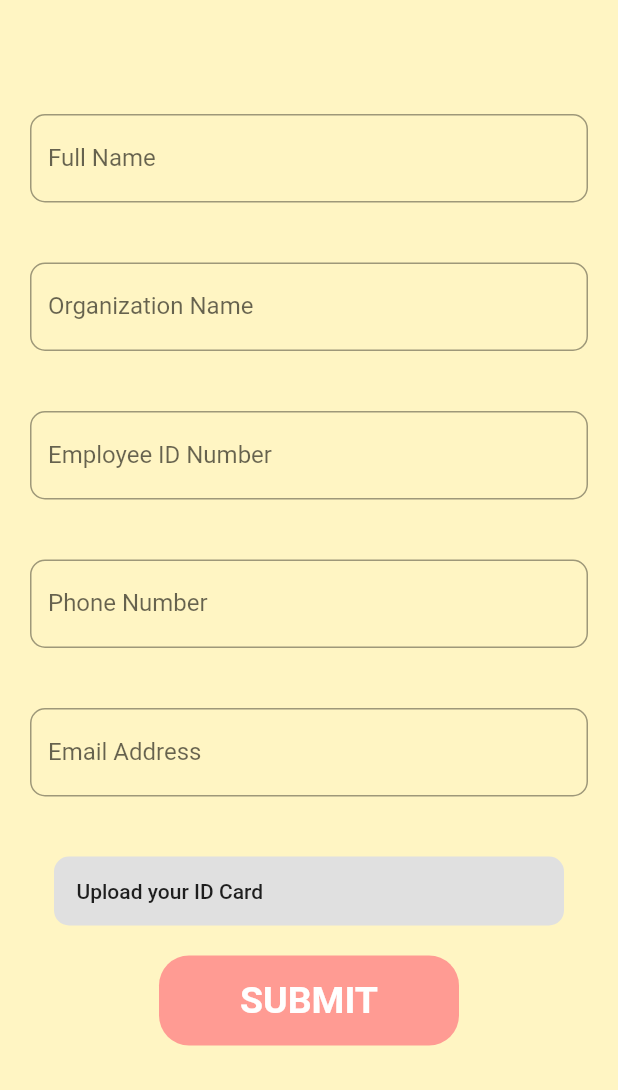
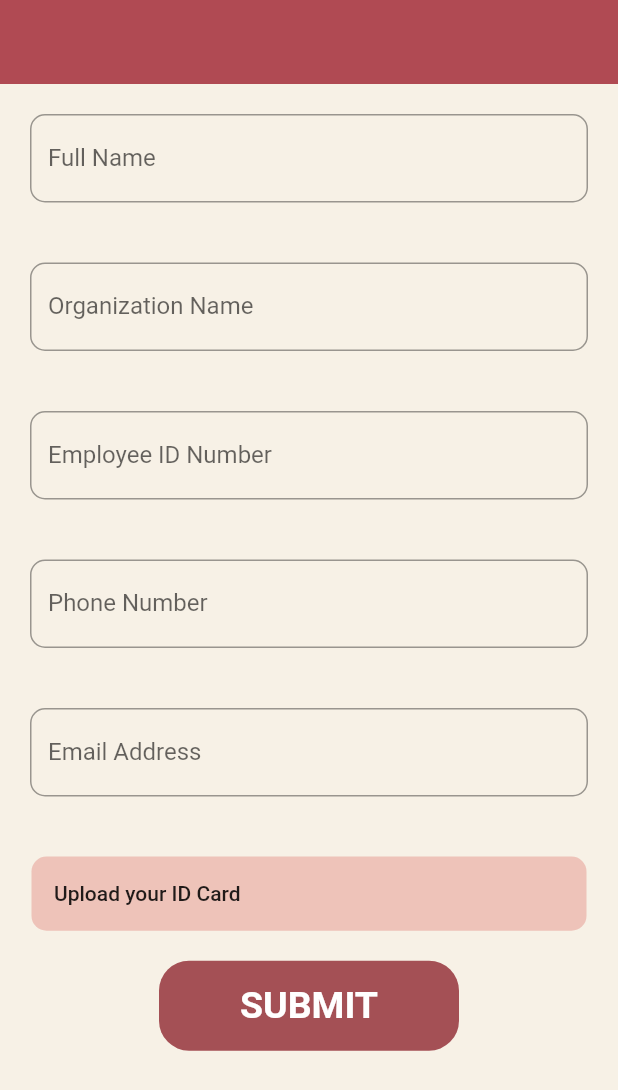
Before and after one commit to saiankit/officeCafeteria, a Flutter app: the screen it shows after launch, on a phone screen of 412 x 824 dp. Shown: the top 1090 px of the screen. Run offline on Flutter 3.47's test engine with Material 2 defaults, Android fonts, the phone set to English and light mode, and no system bars; our stand-ins replace flutter_svg, image_picker, overlay_support; missing offline and left inert: blobs.

Commit message:
add homeScreen and updated previewScreen

```diff
--- a/lib/screens/registerUser.dart
+++ b/lib/screens/registerUser.dart
@@ -1,10 +1,9 @@
 import 'dart:io';
-
 import 'package:flutter/material.dart';
 import 'package:image_picker/image_picker.dart';
 import 'package:officecafeteria/screens/previewScreen.dart';
-import 'package:officecafeteria/services/users/postUser.dart';
 import 'package:officecafeteria/utilities/colors.dart';
+import 'package:overlay_support/overlay_support.dart';
 
 class RegisterUser extends StatefulWidget {
   @override
@@ -12,11 +11,7 @@ class RegisterUser extends StatefulWidget {
 }
 
 class _RegisterUserState extends State<RegisterUser> {
-  TextEditingController nameController = TextEditingController();
-  TextEditingController organisationNameController = TextEditingController();
-  TextEditingController employeeIDController = TextEditingController();
-  TextEditingController mobileNumberController = TextEditingController();
-  TextEditingController emailNumberController = TextEditingController();
+  final snackBar = SnackBar(content: Text('All fields are compulsory'));
   File _image;
   final picker = ImagePicker();
   String name;
@@ -26,16 +21,15 @@ class _RegisterUserState extends State<RegisterUser> {
   String email;
   @override
   Widget build(BuildContext context) {
-    return MaterialApp(
-      debugShowCheckedModeBanner: false,
-      home: Scaffold(
+    return Scaffold(
+      backgroundColor: AppColors.homeScreenColor,
       appBar: AppBar(
-          backgroundColor: AppColors.primaryColor,
+        backgroundColor: AppColors.secondaryColor,
         elevation: 0,
       ),
-        body: Container(
-          color: AppColors.primaryColor,
-          child: Column(
+      body: SingleChildScrollView(
+        child: Builder(
+          builder: (context) => Column(
             children: [
               Padding(
                 padding: const EdgeInsets.symmetric(
@@ -49,9 +43,6 @@ class _RegisterUserState extends State<RegisterUser> {
                     labelText: "Full Name",
                     border: OutlineInputBorder(
                       borderRadius: BorderRadius.circular(10.0),
-                      borderSide: const BorderSide(
-                        color: Colors.deepOrangeAccent,
-                      ),
                     ),
                   ),
                 ),
@@ -68,9 +59,6 @@ class _RegisterUserState extends State<RegisterUser> {
                     labelText: "Organization Name",
                     border: OutlineInputBorder(
                       borderRadius: BorderRadius.circular(10.0),
-                      borderSide: BorderSide(
-                        color: Colors.deepOrangeAccent,
-                      ),
                     ),
                   ),
                 ),
@@ -87,9 +75,6 @@ class _RegisterUserState extends State<RegisterUser> {
                     labelText: "Employee ID Number",
                     border: OutlineInputBorder(
                       borderRadius: BorderRadius.circular(10.0),
-                      borderSide: BorderSide(
-                        color: Colors.deepOrangeAccent,
-                      ),
                     ),
                   ),
                 ),
@@ -100,16 +85,12 @@ class _RegisterUserState extends State<RegisterUser> {
                 child: TextFormField(
                   onChanged: (String value) {
                     mobileNumber = int.parse(value);
-                    print(mobileNumber);
                   },
                   keyboardType: TextInputType.phone,
                   decoration: InputDecoration(
                     labelText: "Phone Number",
                     border: OutlineInputBorder(
                       borderRadius: BorderRadius.circular(10.0),
-                      borderSide: BorderSide(
-                        color: Colors.deepOrangeAccent,
-                      ),
                     ),
                   ),
                 ),
@@ -126,9 +107,6 @@ class _RegisterUserState extends State<RegisterUser> {
                     labelText: "Email Address",
                     border: OutlineInputBorder(
                       borderRadius: BorderRadius.circular(10.0),
-                      borderSide: const BorderSide(
-                        color: Colors.deepOrangeAccent,
-                      ),
                     ),
                   ),
                 ),
@@ -139,22 +117,32 @@ class _RegisterUserState extends State<RegisterUser> {
                 },
                 child: Padding(
                   padding: const EdgeInsets.symmetric(
-                      horizontal: 20.0, vertical: 20.0),
+                      horizontal: 5.0, vertical: 20.0),
                   child: Container(
                     width: MediaQuery.of(context).size.width,
+                    height: MediaQuery.of(context).size.height * 0.06,
                     decoration: BoxDecoration(
-                      color: Colors.grey[300],
+                      color: AppColors.skinColor,
                       borderRadius: BorderRadius.circular(10.0),
                     ),
-                    child: Padding(
+                    child: Row(
+                      children: [
+                        Padding(
                           padding: const EdgeInsets.all(15.0),
                           child: const Text("Upload your ID Card"),
+                        ),
+                      ],
                     ),
                   ),
                 ),
               ),
               FlatButton(
                 onPressed: () {
+                  if (name != null &&
+                      oraganisationName != null &&
+                      mobileNumber != null &&
+                      employeeID != null &&
+                      email != null) {
                     Navigator.push(
                       context,
                       MaterialPageRoute(
@@ -164,16 +152,19 @@ class _RegisterUserState extends State<RegisterUser> {
                           phoneNumber: mobileNumber,
                           email: email,
                           employeeId: employeeID,
-                        imagePath: _image == null ? "" : _image.path,
+                          imagePath: _image == null ? "" : _image,
                         ),
                       ),
                     );
+                  } else {
+                    Scaffold.of(context).showSnackBar(snackBar);
+                  }
                 },
                 child: Container(
                   height: 60,
                   width: 200,
                   decoration: BoxDecoration(
-                    color: AppColors.secondaryColor,
+                    color: AppColors.buttonColor,
                     borderRadius: BorderRadius.circular(20),
                   ),
                   child: Center(
--- a/lib/utilities/colors.dart
+++ b/lib/utilities/colors.dart
@@ -1,6 +1,10 @@
 import 'package:flutter/material.dart';
 
 class AppColors {
-  static Color primaryColor = const Color(0xfffff5c3);
-  static Color secondaryColor = Color(0xffff9b93);
+  static Color primaryColor = Colors.white;
+  static Color secondaryColor = Color(0xffB04A53);
+  static Color buttonColor = Color(0xffA45055);
+  static Color skinColor = Color(0xffEEC3B9);
+  static Color orangeColor = Color(0xffFF916B);
+  static Color homeScreenColor = Color(0xfff7f1e6);
 }
--- a/pubspec.yaml
+++ b/pubspec.yaml
@@ -15,6 +15,8 @@ dependencies:
   http:
   cupertino_icons: ^1.0.0
   flutter_svg:
+  overlay_support:
+  blobs:
 
 dev_dependencies:
   flutter_test:
```
Also changed, not shown: lib/screens/homeScreen.dart (added, +34 -0 lines), lib/screens/previewScreen.dart (+98 -18 lines), pubspec.lock. Lines whose indentation alone changed are shown as unchanged.
